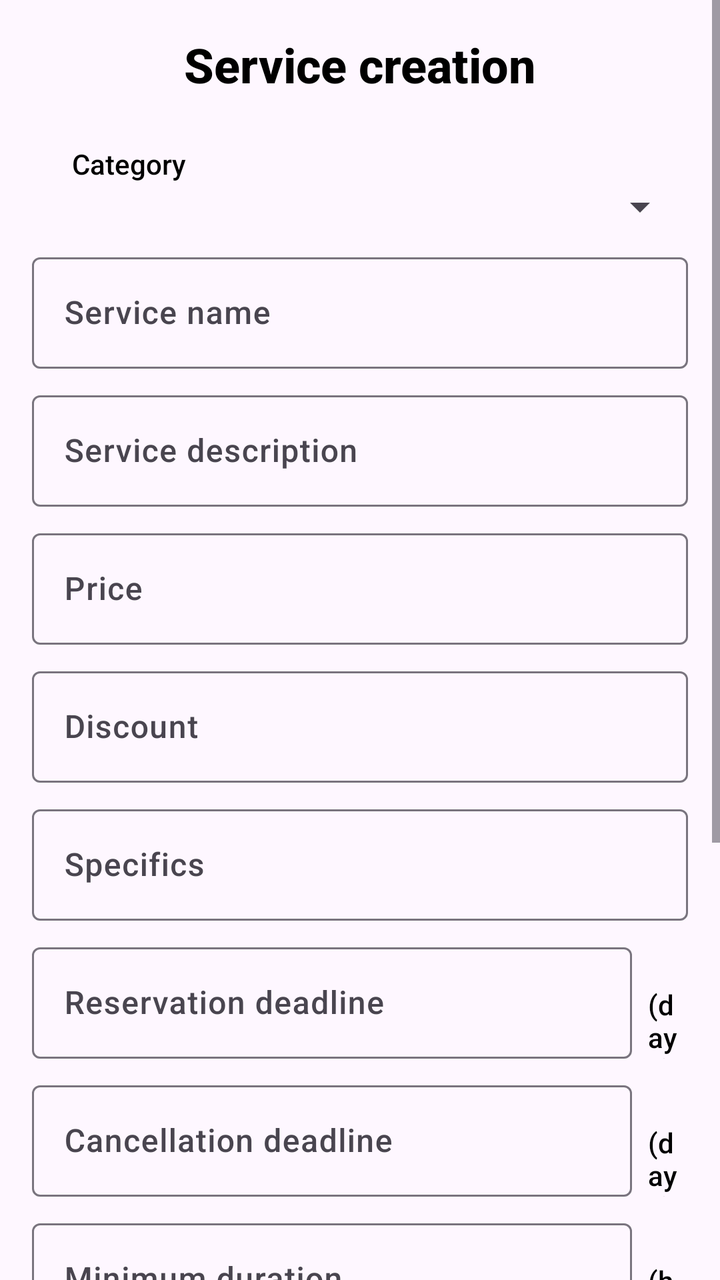
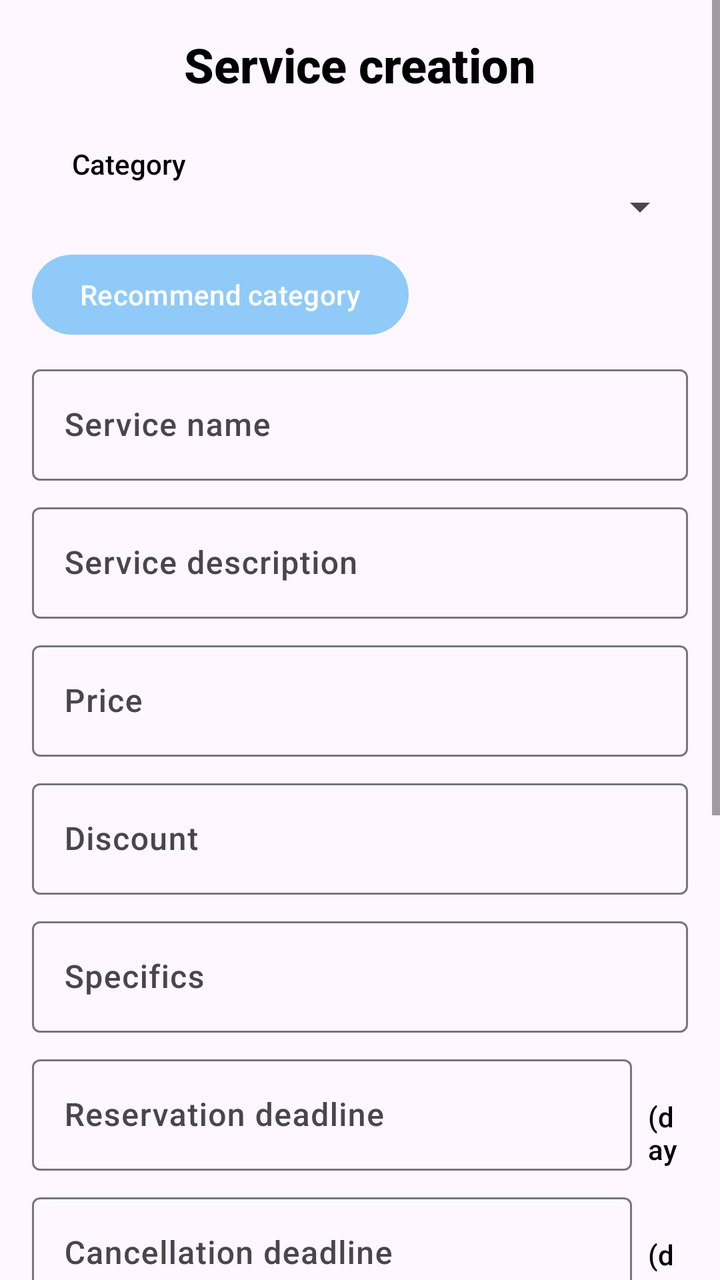

Before-and-after screenshots of an Android layout around one commit, followed by the original layout XML and the change that was made.
<!-- AndroidManifest.xml: application theme Theme.EventPlanner -->
<!-- res/layout/fragment_service_management.xml -->
<?xml version="1.0" encoding="utf-8"?>
<ScrollView xmlns:android="http://schemas.android.com/apk/res/android"
    xmlns:tools="http://schemas.android.com/tools"
    android:layout_width="match_parent"
    android:layout_height="match_parent"
    xmlns:app="http://schemas.android.com/apk/res-auto"
    tools:context=".fragments.ServiceManagementFragment"
    android:id="@+id/service_management_fragment">

    <LinearLayout
        android:layout_width="match_parent"
        android:layout_height="wrap_content"
        android:orientation="vertical"
        android:gravity="center"
        android:padding="16dp">

        <com.google.android.material.textview.MaterialTextView
            android:id="@+id/welcomeMessage"
            android:layout_width="wrap_content"
            android:layout_height="wrap_content"
            android:text="Service creation"
            android:textStyle="bold"
            android:textSize="24sp"
            android:textColor="@color/black"
            android:layout_gravity="center_horizontal"
            android:layout_marginBottom="24dp" />

        <com.google.android.material.textview.MaterialTextView
            android:layout_width="wrap_content"
            android:layout_height="wrap_content"
            android:text="Category"
            android:layout_gravity="start"
            android:paddingHorizontal="20dp"
            />
        <Spinner
            android:id="@+id/service_category"
            android:layout_width="match_parent"
            android:layout_height="wrap_content"/>

        <com.google.android.material.textfield.TextInputLayout
            android:layout_width="match_parent"
            android:layout_height="wrap_content"
            android:hint="Service name"
            android:layout_marginTop="8dp">

            <com.google.android.material.textfield.TextInputEditText
                android:id="@+id/service_name"
                android:layout_width="match_parent"
                android:layout_height="wrap_content"
                android:inputType="text" />
        </com.google.android.material.textfield.TextInputLayout>

        <com.google.android.material.textfield.TextInputLayout
            android:layout_width="match_parent"
            android:layout_height="wrap_content"
            android:hint="Service description"
            android:layout_marginTop="8dp">

            <com.google.android.material.textfield.TextInputEditText
                android:id="@+id/service_description"
                android:layout_width="match_parent"
                android:layout_height="wrap_content"
                android:inputType="textMultiLine" />
        </com.google.android.material.textfield.TextInputLayout>

        <com.google.android.material.textfield.TextInputLayout
            android:layout_width="match_parent"
            android:layout_height="wrap_content"
            app:endIconMode="clear_text"
            android:hint="Price"
            android:layout_marginTop="8dp">

            <com.google.android.material.textfield.TextInputEditText
                android:id="@+id/service_price"
                android:layout_width="match_parent"
                android:layout_height="wrap_content"
                android:inputType="numberDecimal" />

        </com.google.android.material.textfield.TextInputLayout>

        <com.google.android.material.textfield.TextInputLayout
            android:layout_width="match_parent"
            android:layout_height="wrap_content"
            app:endIconMode="clear_text"
            android:hint="Discount"
            android:layout_marginTop="8dp">

            <com.google.android.material.textfield.TextInputEditText
                android:id="@+id/service_discount"
                android:layout_width="match_parent"
                android:layout_height="wrap_content"
                android:inputType="numberDecimal" />

        </com.google.android.material.textfield.TextInputLayout>

        <com.google.android.material.textfield.TextInputLayout
            android:layout_width="match_parent"
            android:layout_height="wrap_content"
            android:hint="Specifics"
            android:layout_marginTop="8dp">

            <com.google.android.material.textfield.TextInputEditText
                android:id="@+id/specifics"
                android:layout_width="match_parent"
                android:layout_height="wrap_content"
                android:inputType="textMultiLine" />
        </com.google.android.material.textfield.TextInputLayout>

        <LinearLayout
            android:layout_width="match_parent"
            android:layout_height="wrap_content"
            android:orientation="horizontal"
            android:layout_marginTop="8dp">

            <com.google.android.material.textfield.TextInputLayout
                android:layout_width="300dp"
                android:layout_height="wrap_content"
                app:endIconMode="clear_text"
                android:hint="Reservation deadline"
                android:layout_marginEnd="8dp">

                <com.google.android.material.textfield.TextInputEditText
                    android:id="@+id/reservation_deadline"
                    android:layout_width="match_parent"
                    android:layout_height="wrap_content"
                    android:inputType="numberDecimal" />

            </com.google.android.material.textfield.TextInputLayout>

            <com.google.android.material.textview.MaterialTextView
                android:layout_width="wrap_content"
                android:layout_height="wrap_content"
                android:text="(days)" />

        </LinearLayout>

        <LinearLayout
            android:layout_width="match_parent"
            android:layout_height="wrap_content"
            android:orientation="horizontal"
            android:layout_marginTop="8dp">

            <com.google.android.material.textfield.TextInputLayout
                android:layout_width="300dp"
                android:layout_height="wrap_content"
                app:endIconMode="clear_text"
                android:hint="Cancellation deadline"
                android:layout_marginEnd="8dp">

                <com.google.android.material.textfield.TextInputEditText
                    android:id="@+id/cancellation_deadline"
                    android:layout_width="match_parent"
                    android:layout_height="wrap_content"
                    android:inputType="numberDecimal" />

            </com.google.android.material.textfield.TextInputLayout>

            <com.google.android.material.textview.MaterialTextView
                android:layout_width="wrap_content"
                android:layout_height="wrap_content"
                android:text="(days)" />

        </LinearLayout>

        <LinearLayout
            android:layout_width="match_parent"
            android:layout_height="wrap_content"
            android:orientation="horizontal"
            android:layout_marginTop="8dp">

            <com.google.android.material.textfield.TextInputLayout
                android:layout_width="300dp"
                android:layout_height="wrap_content"
                app:endIconMode="clear_text"
                android:hint="Minimum duration"
                android:layout_marginEnd="8dp">

                <com.google.android.material.textfield.TextInputEditText
                    android:id="@+id/min_duration"
                    android:layout_width="match_parent"
                    android:layout_height="wrap_content"
                    android:inputType="numberDecimal" />

            </com.google.android.material.textfield.TextInputLayout>

            <com.google.android.material.textview.MaterialTextView
                android:layout_width="wrap_content"
                android:layout_height="wrap_content"
                android:text="(hours)" />

        </LinearLayout>

        <LinearLayout
            android:layout_width="match_parent"
            android:layout_height="wrap_content"
            android:orientation="horizontal"
            android:layout_marginTop="8dp">

            <com.google.android.material.textfield.TextInputLayout
                android:layout_width="300dp"
                android:layout_height="wrap_content"
                app:endIconMode="clear_text"
                android:hint="Maximum duration"
                android:layout_marginEnd="8dp">

                <com.google.android.material.textfield.TextInputEditText
                    android:id="@+id/max_duration"
                    android:layout_width="match_parent"
                    android:layout_height="wrap_content"
                    android:inputType="numberDecimal" />

            </com.google.android.material.textfield.TextInputLayout>

            <com.google.android.material.textview.MaterialTextView
                android:layout_width="wrap_content"
                android:layout_height="wrap_content"
                android:text="(hours)" />

        </LinearLayout>

        <Button
            android:id="@+id/button_select_images"
            android:layout_width="wrap_content"
            android:layout_height="wrap_content"
            android:layout_marginTop="8dp"
            android:layout_gravity="start"
            android:text="Select Images" />

        <androidx.recyclerview.widget.RecyclerView
            android:id="@+id/recycler_view_images"
            android:layout_width="match_parent"
            android:layout_height="wrap_content"
            android:layout_marginTop="8dp" />

        <LinearLayout
            android:layout_width="match_parent"
            android:layout_height="wrap_content"
            android:orientation="horizontal"
            android:layout_marginTop="8dp"
            android:gravity="center">

            <com.google.android.material.checkbox.MaterialCheckBox
                android:id="@+id/service_visible"
                android:layout_width="wrap_content"
                android:layout_height="wrap_content"
                android:text="Visible"
                android:layout_marginStart="20dp"
                />
            <com.google.android.material.checkbox.MaterialCheckBox
                android:id="@+id/service_available"
                android:layout_width="wrap_content"
                android:layout_height="wrap_content"
                android:text="Available"
                android:layout_marginStart="20dp"
                />
            <com.google.android.material.checkbox.MaterialCheckBox
                android:id="@+id/automated_conformation"
                android:layout_width="wrap_content"
                android:layout_height="wrap_content"
                android:text="Automated conformation"
                android:layout_marginStart="20dp"
                />

        </LinearLayout>

        <com.google.android.material.search.SearchBar
            android:layout_width="match_parent"
            android:layout_height="wrap_content"
            android:hint="Event types"
            android:layout_marginTop="8dp"/>

    </LinearLayout>

</ScrollView>
<!-- resources referenced by this layout -->
<resources>
  <color name="black">#FF000000</color>
  <style name="Theme.EventPlanner" parent="Theme.Material3.DayNight.NoActionBar">
          
          <item name="colorPrimary">@color/blue_200</item>
          <item name="colorPrimaryVariant">@color/blue_500</item>
          <item name="colorOnPrimary">@color/white</item>
          
          <item name="colorSecondary">@color/purple_300</item>
          <item name="colorSecondaryVariant">@color/purple_500</item>
          <item name="colorOnSecondary">@color/white</item>
          
          <item name="android:statusBarColor">@color/black</item>
          
          <item name="android:textColor">@color/black</item>
          <item name="android:fontFamily">sans-serif-medium</item>
          
          <item name="windowActionBar">false</item>
          <item name="windowNoTitle">true</item>
          <item name="android:windowFullscreen">true</item>
          <item name="android:windowContentOverlay">@null</item>
      </style>
  <color name="blue_200">#90CAF9</color>
  <color name="blue_500">#03A9F4</color>
  <color name="white">#FFFFFFFF</color>
  <color name="purple_300">#D1C4E9</color>
  <color name="purple_500">#673AB7</color>
</resources>

<!-- the commit's change to res/layout/fragment_service_management.xml (unified diff, before → after) -->
@@ -37,6 +37,14 @@
             android:layout_width="match_parent"
             android:layout_height="wrap_content"/>
 
+        <com.google.android.material.button.MaterialButton
+            android:id="@+id/button_recommend_category"
+            android:layout_width="wrap_content"
+            android:layout_height="wrap_content"
+            android:layout_marginTop="8dp"
+            android:layout_gravity="start"
+            android:text="Recommend category" />
+
         <com.google.android.material.textfield.TextInputLayout
             android:layout_width="match_parent"
             android:layout_height="wrap_content"
@@ -218,7 +226,7 @@
 
         </LinearLayout>
 
-        <Button
+        <com.google.android.material.button.MaterialButton
             android:id="@+id/button_select_images"
             android:layout_width="wrap_content"
             android:layout_height="wrap_content"
@@ -263,11 +271,13 @@
 
         </LinearLayout>
 
-        <com.google.android.material.search.SearchBar
-            android:layout_width="match_parent"
-            android:layout_height="wrap_content"
-            android:hint="Event types"
-            android:layout_marginTop="8dp"/>
+        <com.google.android.material.button.MaterialButton
+            android:layout_width="wrap_content"
+            android:layout_height="wrap_content"
+            android:text="Event types"
+            android:layout_marginTop="8dp"
+            android:layout_gravity="start"
+            />
 
     </LinearLayout>
 
